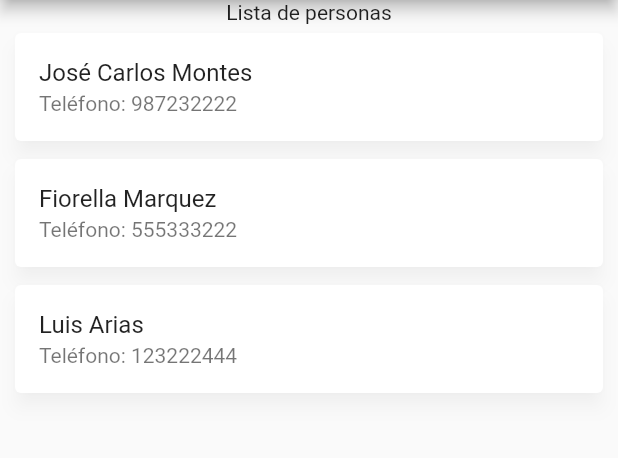
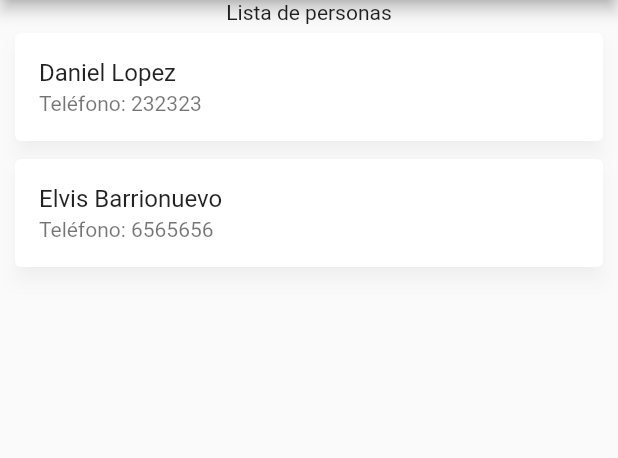
Before and after one commit to ehbarrionuevo/flutter_codigo2_people, a Flutter app: the screen it shows after launch, on a phone screen of 412 x 824 dp, the part 84-542 px from its top. Run offline on Flutter 3.47's test engine with Material 2 defaults, Android fonts, the phone set to English and light mode, and no system bars.

```diff
--- a/lib/people_page.dart
+++ b/lib/people_page.dart
@@ -1,3 +1,4 @@
+import 'package:codigo2_people/user_model.dart';
 import 'package:flutter/material.dart';
 
 class PeoplePage extends StatefulWidget {
@@ -23,6 +24,13 @@ class _PeoplePageState extends State<PeoplePage> {
       "phone": "123222444",
     },
   ];
+
+  List<UserModel> people2 = [
+    UserModel(id: 1, name: "Daniel Lopez", phone: "232323"),
+    UserModel(id: 2, name: "Elvis Barrionuevo", phone: "6565656"),
+  ];
+
+
 
   Widget itemPersonWidget(Map<String, dynamic> data) {
     return Card(
@@ -73,8 +81,8 @@ class _PeoplePageState extends State<PeoplePage> {
           ),
 
           ...List.generate(
-            people.length,
-            (index) => ItemPersonWidget(data: people[index]),
+            people2.length,
+            (index) => ItemPersonWidget(data: people2[index]),
           ),
 
           // ...people
@@ -89,7 +97,8 @@ class _PeoplePageState extends State<PeoplePage> {
 }
 
 class ItemPersonWidget extends StatelessWidget {
-  Map<String, dynamic> data;
+  // Map<String, dynamic> data;
+  UserModel data;
 
   ItemPersonWidget({
     required this.data,
@@ -104,9 +113,9 @@ class ItemPersonWidget extends StatelessWidget {
       shadowColor: Colors.black.withOpacity(0.2),
       child: ListTile(
         title: Text(
-          data["name"],
+          data.name,
         ),
-        subtitle: Text("Teléfono: ${data["phone"]}"),
+        subtitle: Text("Teléfono: ${data.phone}"),
       ),
     );
   }
```
